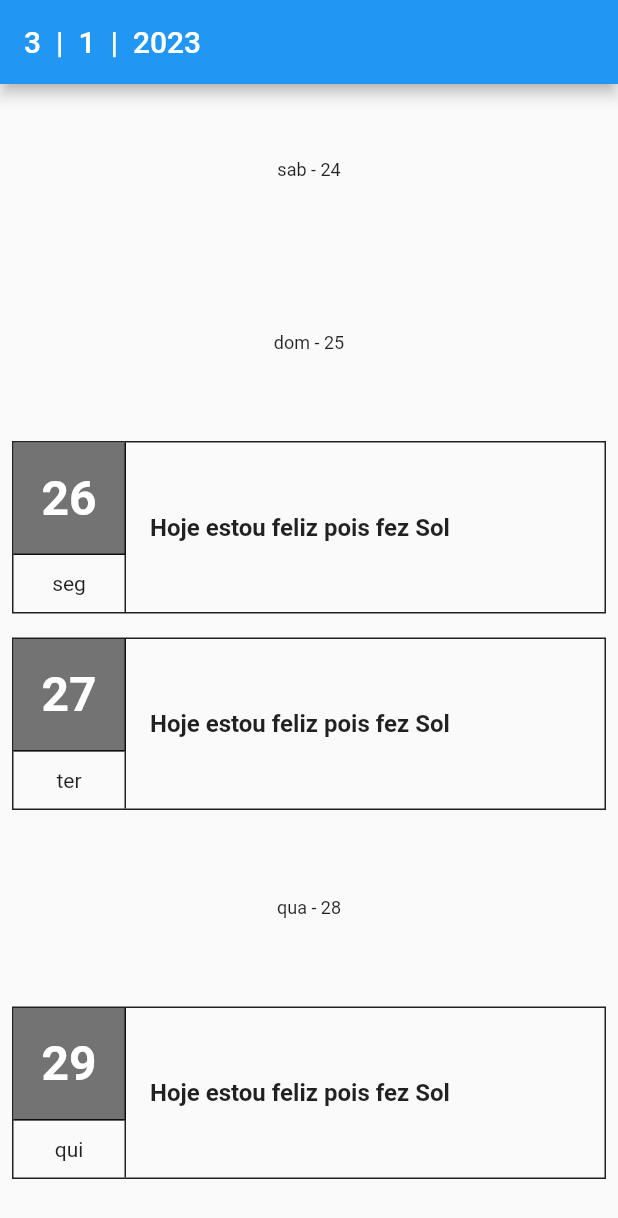
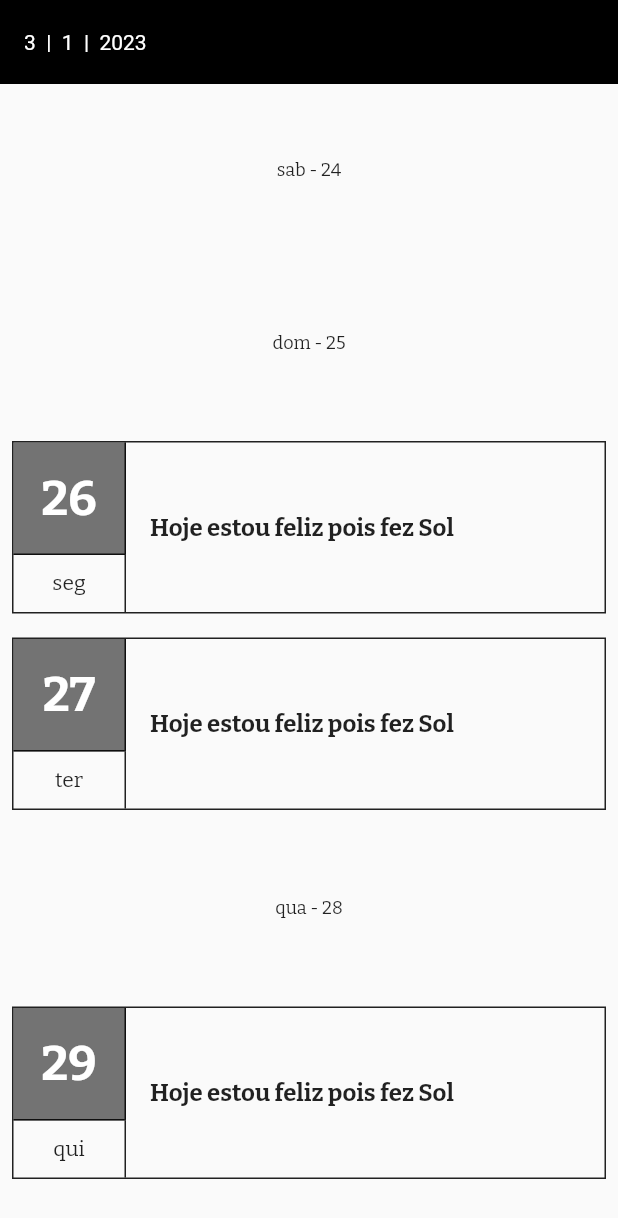
Before and after one commit to isabellapolicema/flutter_webapi_first_add, a Flutter app: the screen it shows after launch, on a phone screen of 412 x 824 dp. Shown: the top 1218 px of the screen. Run offline on Flutter 3.47's test engine with Material 2 defaults, Android fonts, the phone set to English and light mode, and no system bars; our stand-ins replace google_fonts.

Commit message:
Modificando o tema e a fonte

```diff
--- a/lib/main.dart
+++ b/lib/main.dart
@@ -1,4 +1,5 @@
 import 'package:flutter/material.dart';
+import 'package:google_fonts/google_fonts.dart';
 import 'screens/home_screen/home_screen.dart';
 
 void main() {
@@ -14,10 +15,19 @@ class MyApp extends StatelessWidget {
       debugShowCheckedModeBanner: false,
       darkTheme: ThemeData.dark(),
       themeMode: ThemeMode.light,
-      initialRoute: "home",
-      routes: {
-        "home": (context) => const HomeScreen(),
-      },
+      theme: ThemeData(
+        primarySwatch: Colors.grey,
+        appBarTheme: const AppBarTheme(
+          elevation: 0,
+          backgroundColor: Colors.black,
+          titleTextStyle: TextStyle(color: Colors.white,),
+        ),
+        textTheme: GoogleFonts.bitterTextTheme(),
+      ),
+          initialRoute: "home",
+          routes: {
+            "home": (context) => const HomeScreen(),
+          },
     );
   }
 }
--- a/pubspec.yaml
+++ b/pubspec.yaml
@@ -6,7 +6,7 @@ publish_to: 'none'
 version: 1.0.0+1
 
 environment:
-  sdk: ">=2.17.3 <3.0.0"
+  sdk: ">=2.17.1 <3.0.0"
 
 dependencies:
   flutter:
@@ -14,6 +14,7 @@ dependencies:
 
   cupertino_icons: ^1.0.2
   uuid: ^3.0.6
+  google_fonts: ^3.0.1
 
 dev_dependencies:
   flutter_test:
```
Also changed, not shown: pubspec.lock, 1 other file.
